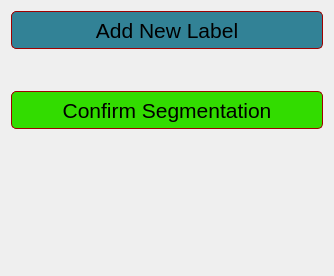
First picture: the form in core/MPIPQmitkSegmentationPanel.ui, repository dboun/MultiPatientImageProcessing, before the edit.
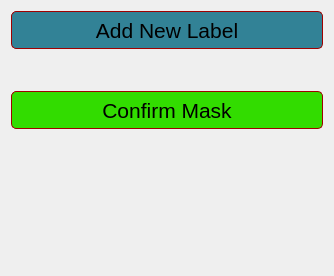
Second picture: the form after the edit. Custom widgets are drawn as their Qt base class.

Diff of the .ui file:
```diff
--- a/core/MPIPQmitkSegmentationPanel.ui
+++ b/core/MPIPQmitkSegmentationPanel.ui
@@ -53,7 +53,7 @@
 QPushButton:pressed{ background-color: rgb(0,100,0);border-style: outset; border-style: solid; border-color: black; border-width: 1px; border-radius: 5px;}                 </string>
      </property>
      <property name="text">
-      <string>Confirm Segmentation</string>
+      <string>Confirm Mask</string>
      </property>
     </widget>
    </item>
```
